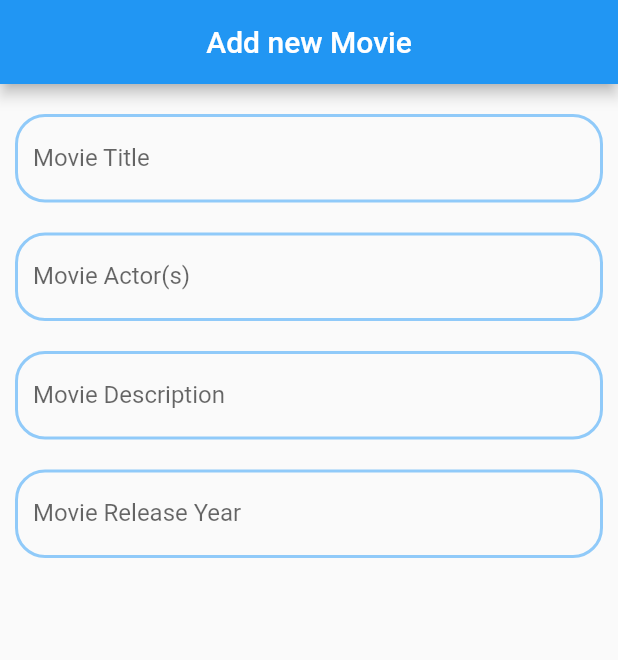
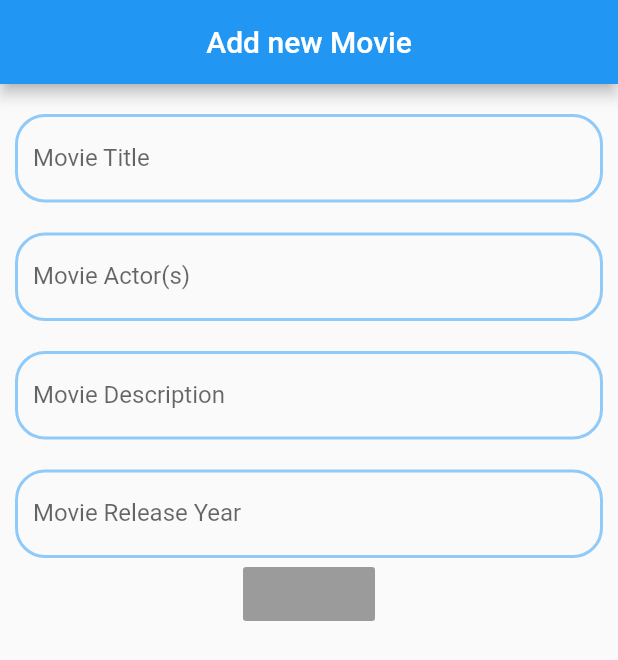
Before and after one commit to johnnylyimo/Flutter_MovieRental, a Flutter app: the screen it shows after launch, on a phone screen of 412 x 824 dp. Shown: the top 660 px of the screen. Run offline on Flutter 3.47's test engine with Material 2 defaults, Android fonts, the phone set to English and light mode, and no system bars; our stand-ins replace sqflite; accounts and stored records are empty.

Commit message:
Added RaisedButton to the Column Children

```diff
--- a/lib/screens/add_movie.dart
+++ b/lib/screens/add_movie.dart
@@ -97,7 +97,7 @@ class _AddMovieState extends State<AddMovie> {
                 ),
                 TextFormField(
                   keyboardType: TextInputType.number,
-                  controller: descController,
+                  controller: releasedYearController,
                   decoration: InputDecoration(
                     labelText: 'Movie Release Year',
                     border: OutlineInputBorder(
@@ -114,6 +114,7 @@ class _AddMovieState extends State<AddMovie> {
                   validator: (val) =>
                       val.isEmpty ? 'Please enter Movie released year' : null,
                 ),
+                RaisedButton()
               ],
             ),
           ),
```
